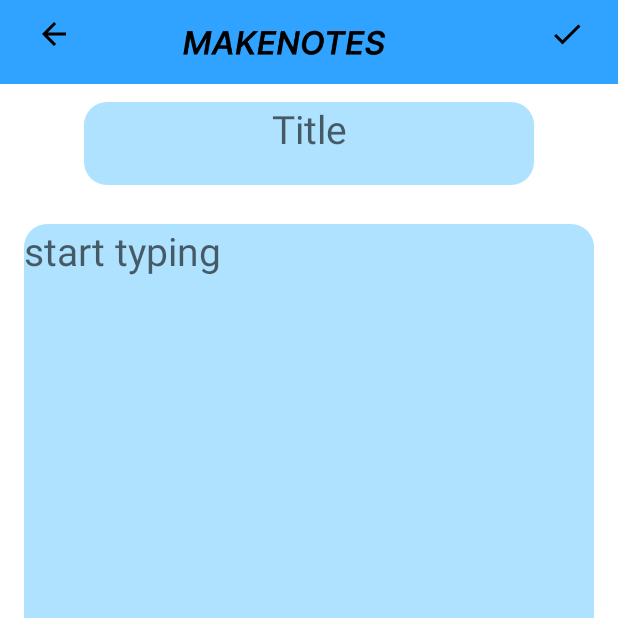
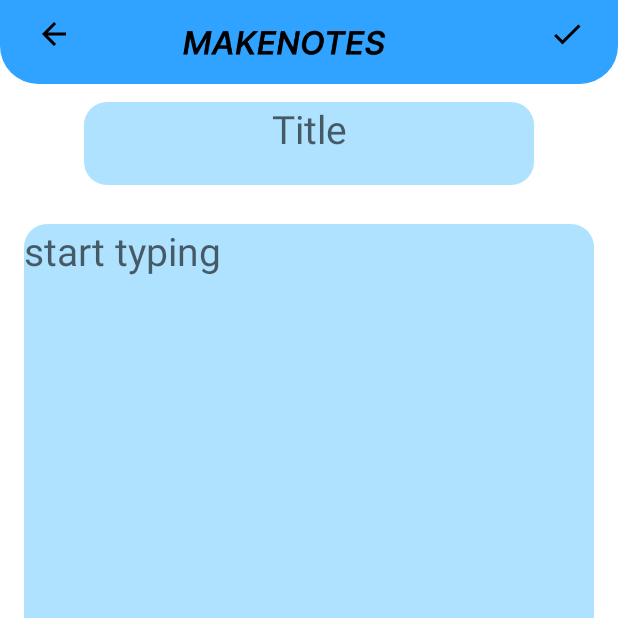
Before and after one commit to ritz-17/MakeNotoes, an Android app: the AddNotes screen opened directly, with no data from a screen before it, on a phone screen of 412 x 824 dp, the top half of it. Run offline under Robolectric (Android 15) with nearby library versions, the phone set to English and light mode, and no system bars.

Commit message:
minor change1.0

```diff
--- /dev/null
+++ b/app/src/main/res/drawable/shape.xml
@@ -0,0 +1,13 @@
+<?xml version="1.0" encoding="utf-8"?>
+<shape xmlns:android="http://schemas.android.com/apk/res/android">
+
+    <solid
+        android:color="#30A2FF">
+    </solid>
+
+    <corners
+        android:bottomLeftRadius="25dp"
+        android:bottomRightRadius="25dp">
+    </corners>
+
+</shape>
--- a/app/src/main/res/layout/activity_add_notes.xml
+++ b/app/src/main/res/layout/activity_add_notes.xml
@@ -10,7 +10,7 @@
         android:id="@+id/toolbar"
         android:layout_width="0dp"
         android:layout_height="wrap_content"
-        android:background="#30A2FF"
+        android:background="@drawable/shape"
         android:minHeight="?attr/actionBarSize"
         android:theme="?attr/actionBarTheme"
         app:layout_constraintEnd_toEndOf="parent"
```
